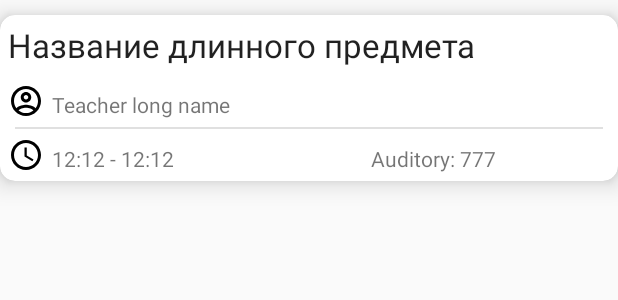
After one commit to FROLoriginal/schedule, an Android app: the layout card_view.xml on its own in the app's theme, with its tools: preview values and no code run, on a phone screen of 412 x 824 dp. The commit adds this screen. Shown: the top 300 px of the screen. Run offline under Robolectric (Android 15) with nearby library versions, the phone set to English and light mode, and no system bars.

Commit message:
Added showing of schedule with stickyHeader but need to finish.

```diff
--- a/app/src/main/java/com/example/schedule/ui/SplashActivity.java
+++ b/app/src/main/java/com/example/schedule/ui/SplashActivity.java
@@ -14,10 +14,10 @@ public class SplashActivity extends AppCompatActivity {
     public void onCreate(Bundle savedInstanceState) {
         super.onCreate(savedInstanceState);
 
-        if (getSharedPreferences(SQLManager.SHARED_PREFERENCES_TABLES, Context.MODE_PRIVATE).getAll().size() > 0) {
+        if (getSharedPreferences(SQLManager.SHARED_PREFERENCES_TABLES, Context.MODE_PRIVATE).getAll().isEmpty()) {
+            startActivity(new Intent(this, LoginActivity.class));
+        } else {
             startActivity(new Intent(this, MainActivity.class));
-        } else {
-            startActivity(new Intent(this, LoginActivity.class));
         }
         finish();
 
--- /dev/null
+++ b/app/src/main/res/layout/card_view.xml
@@ -0,0 +1,96 @@
+<?xml version="1.0" encoding="utf-8"?><!--Don't set margin value in the parent view-->
+<androidx.cardview.widget.CardView xmlns:android="http://schemas.android.com/apk/res/android"
+    xmlns:app="http://schemas.android.com/apk/res-auto"
+    android:id="@+id/card_view"
+    android:layout_width="match_parent"
+    android:layout_height="wrap_content"
+    app:cardCornerRadius="10dp"
+    app:cardElevation="10dp"
+    android:layout_marginTop="10dp"
+    android:layout_marginBottom="10dp">
+
+    <LinearLayout
+        android:layout_width="match_parent"
+        android:layout_height="match_parent"
+        android:orientation="vertical">
+
+        <TextView
+            android:id="@+id/container_subject"
+            style="@style/Base.Widget.MaterialComponents.TextView"
+            android:layout_width="match_parent"
+            android:layout_height="wrap_content"
+            android:layout_margin="5dp"
+            android:text="Название длинного предмета"
+            android:textAppearance="@style/TextAppearance.AppCompat.Large" />
+
+        <LinearLayout
+            android:layout_width="wrap_content"
+            android:layout_height="wrap_content"
+            android:orientation="horizontal">
+
+            <ImageView
+                android:id="@+id/container_teacher_ic"
+                android:layout_width="wrap_content"
+                android:layout_height="wrap_content"
+                android:padding="5dp"
+                app:srcCompat="@drawable/teacher" />
+
+            <TextView
+                android:id="@+id/container_name"
+                android:layout_width="wrap_content"
+                android:layout_height="wrap_content"
+                android:layout_gravity="bottom"
+                android:paddingBottom="5dp"
+                android:text="Teacher long name" />
+        </LinearLayout>
+
+        <View
+            android:id="@+id/divider"
+            android:layout_width="match_parent"
+            android:layout_height="1dp"
+            android:layout_marginLeft="10dp"
+            android:layout_marginRight="10dp"
+            android:layout_weight="1"
+            android:background="?android:attr/listDivider"
+            android:paddingTop="5dp"
+            android:paddingBottom="5dp" />
+
+        <LinearLayout
+            android:layout_width="match_parent"
+            android:layout_height="wrap_content"
+            android:layout_weight="1"
+            android:orientation="horizontal">
+
+            <ImageView
+                android:id="@+id/container_clock_ic"
+                android:layout_width="wrap_content"
+                android:layout_height="wrap_content"
+                android:padding="5dp"
+                app:srcCompat="@drawable/schedule" />
+
+            <TextView
+                android:id="@+id/container_clock_from_to"
+                android:layout_width="wrap_content"
+                android:layout_height="wrap_content"
+                android:layout_gravity="bottom"
+                android:paddingBottom="5dp"
+                android:text="12:12 - 12:12" />
+
+            <Space
+                android:layout_width="70dp"
+                android:layout_height="match_parent"
+                android:layout_weight="1" />
+
+            <TextView
+                android:id="@+id/container_auditory"
+                android:layout_width="wrap_content"
+                android:layout_height="wrap_content"
+                android:layout_gravity="bottom"
+                android:layout_weight="1"
+                android:paddingRight="20dp"
+                android:paddingBottom="5dp"
+                android:text="Auditory: 777" />
+        </LinearLayout>
+    </LinearLayout>
+
+</androidx.cardview.widget.CardView>
```
Also changed, not shown: app/src/main/java/com/example/schedule/ui/home/HomeFragment.java (deleted, +0 -24 lines), app/src/main/java/com/example/schedule/ui/schedule/ScheduleFragment.java (added, +132 -0 lines), app/src/main/java/com/example/schedule/ui/schedule/ScheduleHeaderItemDecorator.java (added, +168 -0 lines), app/src/main/java/com/example/schedule/ui/schedule/ScheduleRecyclerViewAdapter.java (added, +66 -0 lines), app/src/main/res/drawable/schedule_container_shape.xml (added, +7 -0 lines), app/src/main/res/layout/fragment_notifications.xml (deleted, +0 -19 lines), app/src/main/res/layout/schedule_header_card_view.xml (added, +13 -0 lines).
